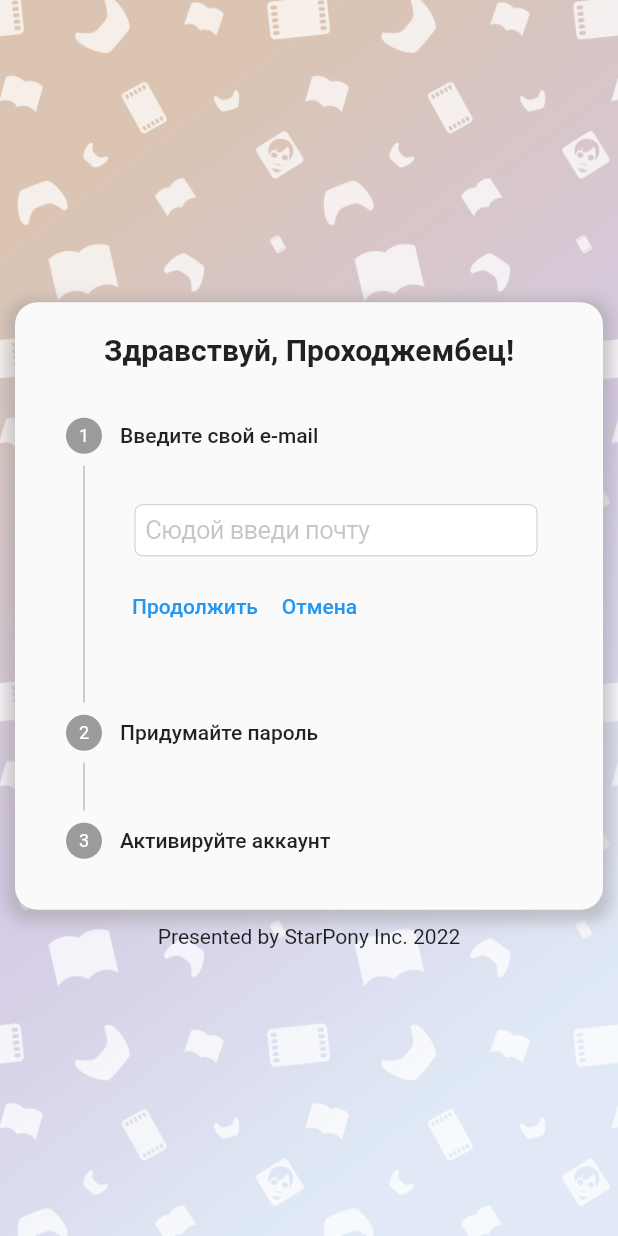
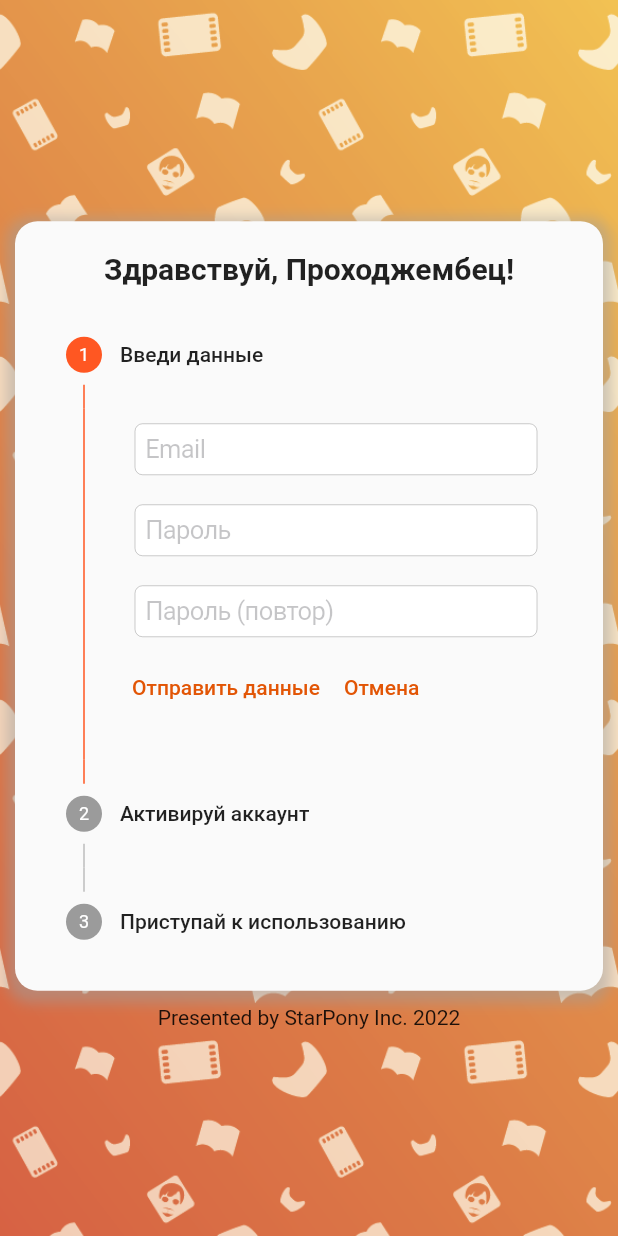
Before and after one commit to Hv4nnadal/prohojemba-mobile-client, a Flutter app: the Register screen opened directly, on a phone screen of 412 x 824 dp. Run offline on Flutter 3.47's test engine with Material 2 defaults, Android fonts, the phone set to English and light mode, and no system bars; network calls fail.

Commit message:
Global theme change

```diff
--- a/lib/main.dart
+++ b/lib/main.dart
@@ -12,7 +12,7 @@ class MyApp extends StatelessWidget {
       title: 'Prohodjemba Pre-pre-alpha',
       debugShowCheckedModeBanner: false,
       theme: ThemeData(
-        primarySwatch: Colors.blue,
+        primarySwatch: Colors.deepOrange,
         visualDensity: VisualDensity.adaptivePlatformDensity,
       ),
       home: Login(),
--- a/lib/pages/autorization/login.dart
+++ b/lib/pages/autorization/login.dart
@@ -130,10 +130,11 @@ class _LoginState extends State<Login> {
               "Войти",
               style: TextStyle(
                 fontSize: 18,
-                fontWeight: FontWeight.bold
+                fontWeight: FontWeight.bold,
+                color: Colors.black
               )
             ),
-            color: Color.fromRGBO(100, 100, 100, 1),
+            color: Color.fromRGBO(234, 119, 23, 1),
           ),
         ),
       ),
@@ -150,7 +151,7 @@ class _LoginState extends State<Login> {
                 fontWeight: FontWeight.bold
               )
             ),
-            color: Color.fromRGBO(100, 100, 100, 1),
+            color: Color.fromRGBO(0, 0, 0, 1),
           ),
         ),
       ),
--- a/lib/pages/autorization/register.dart
+++ b/lib/pages/autorization/register.dart
@@ -74,22 +74,30 @@ class _RegisterState extends State<Register> {
 
   //Блок с полями для ввода информации
   Widget _input() => Container(
-    child: Stepper(
-      controlsBuilder:
-      (BuildContext context, ControlsDetails details) {
+    child:  Stepper(
+      controlsBuilder: (BuildContext context, ControlsDetails details) {
         return Row(
           children: <Widget>[
             _currentStep == 0 ?
             Container(
                 child: Row(
-                  children: [
-                    TextButton(
+                  children: [ TextButton(
                     onPressed: details.onStepContinue,
-                      child: Text('Продолжить'),
+                    child: Text(
+                      'Отправить данные',
+                      style: TextStyle(
+                        color: Color.fromRGBO(226, 85, 5, 1),
+                      ),
+                    ),
                   ),
                   TextButton(
                     onPressed: (){ Navigator.push(context, MaterialPageRoute(builder: (context) => Login())); },
-                      child: Text('Отмена'),
+                    child: Text(
+                      'Отмена',
+                      style: TextStyle(
+                        color: Color.fromRGBO(226, 85, 5, 1),
+                      ),
+                    ),
                   ),
                   ]
                 )
@@ -99,11 +107,12 @@ class _RegisterState extends State<Register> {
                   children: [
                     TextButton(
                       onPressed: details.onStepContinue,
-                      child: Text('Отправить данные'),
+                      child: Text(
+                        'Проверить код',
+                        style: TextStyle(
+                          color: Color.fromRGBO(226, 85, 5, 1),
                         ),
-                    TextButton(
-                      onPressed: details.onStepCancel,
-                      child: Text('Назад'),
+                        ),
                     ),
                   ]
                 )
@@ -113,7 +122,12 @@ class _RegisterState extends State<Register> {
                   children: [
                     TextButton(
                       onPressed: (){ Navigator.push(context, MaterialPageRoute(builder: (context) => Login())); },
-                      child: Text('Завершить регистрацию'),
+                      child: Text(
+                        'Перейти к авторизации',
+                        style: TextStyle(
+                          color: Color.fromRGBO(226, 85, 5, 1),
+                        ),
+                        ),
                     ),
                   ]
                 )
@@ -124,21 +138,9 @@ class _RegisterState extends State<Register> {
       type: StepperType.vertical,
       steps: <Step> [
         Step(
-          title: Text("Введите свой e-mail"),
-          content: Padding(
-            padding: const EdgeInsets.all(10.0),
-            child: CupertinoTextField(
-              textInputAction: TextInputAction.next,
-              restorationId: 'email_address_text_field',
-              placeholder: 'Сюдой введи почту',
-              keyboardType: TextInputType.emailAddress,
-              clearButtonMode: OverlayVisibilityMode.editing,
-              autocorrect: false,
-            ),
-          ),
-        ),
-        Step(
-          title: Text("Придумайте пароль"),
+          isActive: _currentStep == 0,
+          state: _stepState(0),
+          title: Text("Введи данные"),
           content: Column(
             children: <Widget> [
               Padding(
@@ -146,7 +148,7 @@ class _RegisterState extends State<Register> {
                 child: CupertinoTextField(
                   textInputAction: TextInputAction.next,
                   restorationId: 'email_address_text_field',
-                  placeholder: 'Сюдой введи пароль',
+                  placeholder: 'Email',
                   keyboardType: TextInputType.emailAddress,
                   clearButtonMode: OverlayVisibilityMode.editing,
                   autocorrect: false,
@@ -157,8 +159,19 @@ class _RegisterState extends State<Register> {
                 child: CupertinoTextField(
                   textInputAction: TextInputAction.next,
                   restorationId: 'email_address_text_field',
-                  placeholder: 'Сюдой введи пароль ышчо раз',
-                  keyboardType: TextInputType.emailAddress,
+                  placeholder: 'Пароль',
+                  keyboardType: TextInputType.visiblePassword,
+                  clearButtonMode: OverlayVisibilityMode.editing,
+                  autocorrect: false,
+                ),
+              ),
+              Padding(
+                padding: const EdgeInsets.all(10.0),
+                child: CupertinoTextField(
+                  textInputAction: TextInputAction.next,
+                  restorationId: 'email_address_text_field',
+                  placeholder: 'Пароль (повтор)',
+                  keyboardType: TextInputType.visiblePassword,
                   clearButtonMode: OverlayVisibilityMode.editing,
                   autocorrect: false,
                 ),
@@ -167,10 +180,10 @@ class _RegisterState extends State<Register> {
           )
         ),
         Step(
-          title: Text("Активируйте аккаунт"),
-          content: Padding(
-            padding: const EdgeInsets.all(10.0),
-            child: Column(
+          isActive: _currentStep == 1,
+          state: _stepState(1),
+          title: Text("Активируй аккаунт"),
+          content: Column(
             children: <Widget> [
               Text("На указанную почту было выслано письмо с кодом подтверждения. Введите его в поле ниже:"),
               Padding(
@@ -187,13 +200,20 @@ class _RegisterState extends State<Register> {
             ]
           ),
         ),
+        Step(
+          isActive: _currentStep == 2,
+          state: _stepState(2),
+          title: Text("Приступай к использованию"),
+          content: Padding(
+            padding: const EdgeInsets.all(10.0),
+            child: Column(
+              children: <Widget> [
+                Text("Аккаунт был успешно активирован! Теперь можно вернуться на страницу авторизации и войти."),
+              ]
+            ),
+          ),
         ),
       ],
-      onStepTapped: (int newIndex) {
-        setState(() {
-          _currentStep = newIndex;
-        });
-      },
       currentStep: _currentStep,
       onStepContinue: () {
         if (_currentStep != 2) {
@@ -212,6 +232,14 @@ class _RegisterState extends State<Register> {
     ),
   );
 
+  StepState _stepState(int step) {
+    if (_currentStep > step) {
+      return StepState.complete;
+    } else {
+      return StepState.indexed;
+    }
+  }
+
   //Поле с дополнительной информацией
   Widget _about() => Text('Presented by StarPony Inc. 2022');
 }
```
Also changed, not shown: pictures/background-old2.png (added), pictures/background.png, pictures/background_old.png (added). Lines whose indentation alone changed are shown as unchanged.
